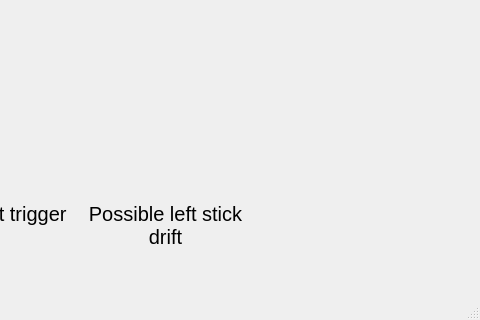
First picture: the form in mainwindow.ui, repository matthew-g-b/OpenInputTrace, before the edit; both pictures show x 320 to 800 and y 280 to 600 of the 800 by 600 pixel window.
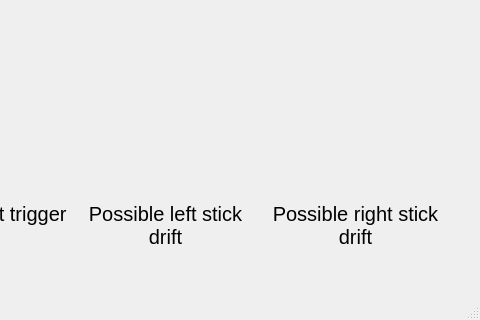
Second picture: the form after the edit.

Commit message: Added UI elements for displaying right/left stick drift.

The edit to the form file:
```diff
--- a/mainwindow.ui
+++ b/mainwindow.ui
@@ -112,6 +112,30 @@
      <bool>true</bool>
     </property>
    </widget>
+   <widget class="QLabel" name="rightStickDriftLabel">
+    <property name="geometry">
+     <rect>
+      <x>580</x>
+      <y>470</y>
+      <width>191</width>
+      <height>71</height>
+     </rect>
+    </property>
+    <property name="font">
+     <font>
+      <pointsize>15</pointsize>
+     </font>
+    </property>
+    <property name="text">
+     <string>Possible right stick drift</string>
+    </property>
+    <property name="alignment">
+     <set>Qt::AlignmentFlag::AlignCenter</set>
+    </property>
+    <property name="wordWrap">
+     <bool>true</bool>
+    </property>
+   </widget>
   </widget>
   <widget class="QMenuBar" name="menubar">
    <property name="geometry">
```
The commit also changes 2 other files.
